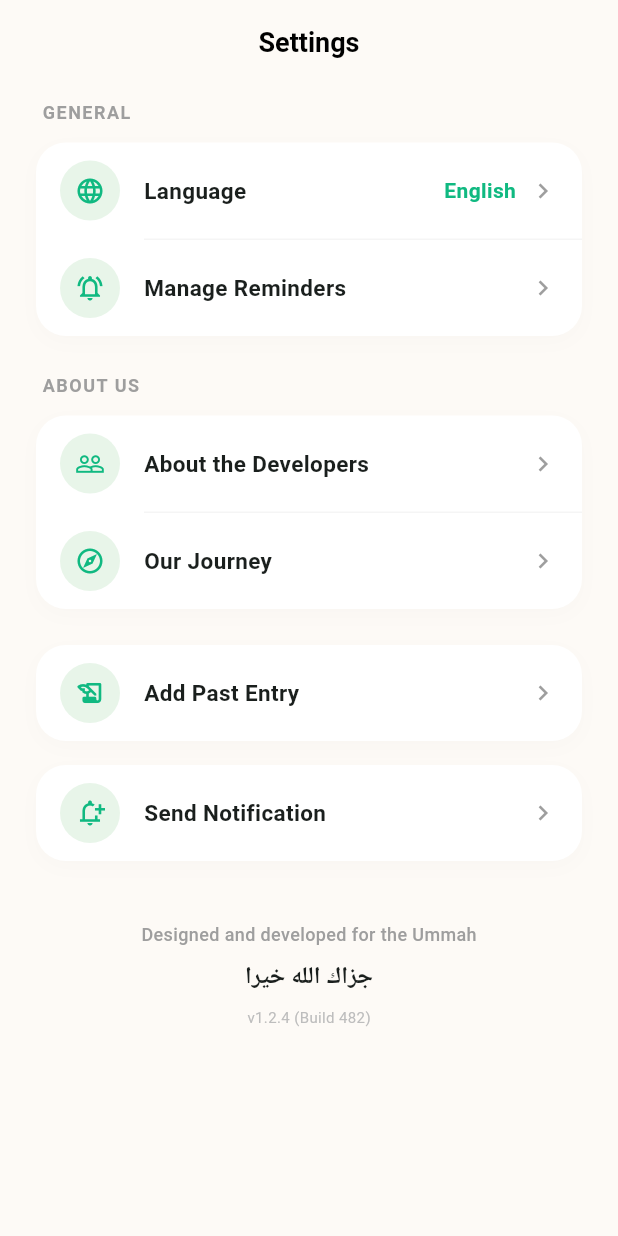
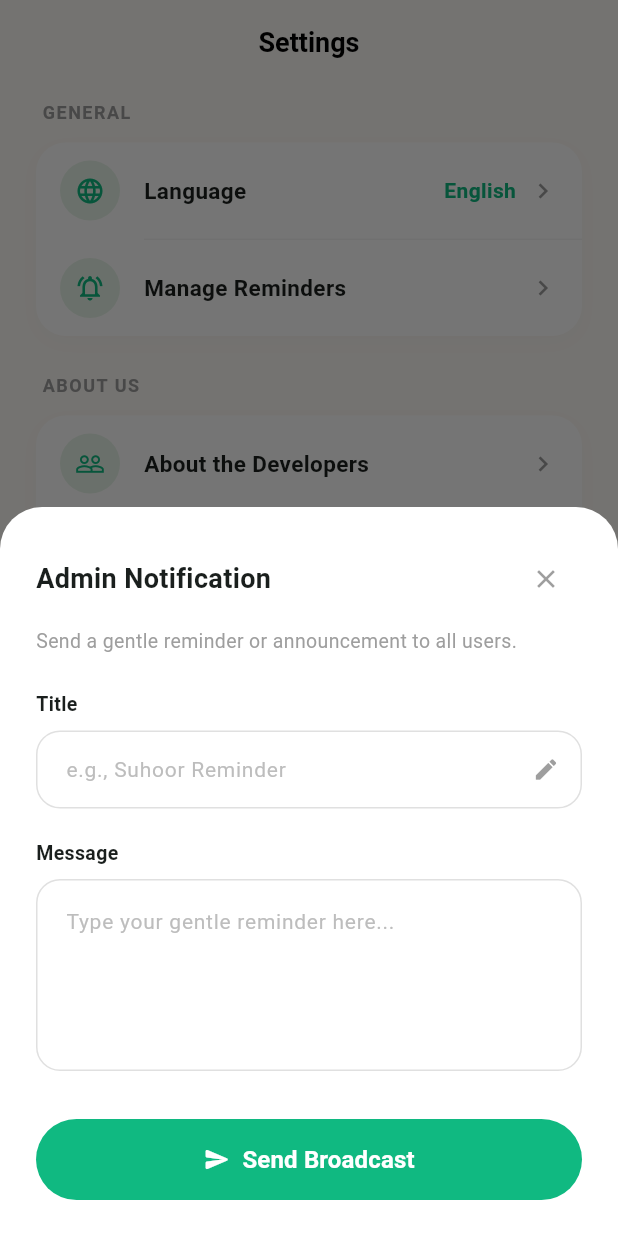
Before and after one commit to AbdulKadir-22/Ramazaan-Amaal, a Flutter app: the SettingsScreen screen opened directly, after a tap on "Send Notification", on a phone screen of 412 x 824 dp. Run offline on Flutter 3.47's test engine with Material 3 defaults, Android fonts, the phone set to English and light mode, and no system bars; our stand-ins replace flutter_local_notifications, flutter_timezone, hive, hive_flutter, timezone; accounts and stored records are empty; Roboto replaces fonts that are missing (Arial).

Commit message:
added: Daily Reflection, setting modals, zikr data, salah data

```diff
--- a/lib/core/services/storage_service.dart
+++ b/lib/core/services/storage_service.dart
@@ -1,13 +1,18 @@
 import 'package:hive_flutter/hive_flutter.dart';
+
+import 'package:ramazaan_tracker/features/home/models/daily_record.dart';
 
 class StorageService {
   static const String _boxName = 'userBox';
+  static const String _dailyBoxName = 'dailyRecords';
   static const String _userNameKey = 'userName';
 
   // Initialize Hive (Call this in main.dart)
   static Future<void> init() async {
     await Hive.initFlutter();
+    Hive.registerAdapter(DailyRecordAdapter());
     await Hive.openBox(_boxName);
+    await Hive.openBox<DailyRecord>(_dailyBoxName);
   }
 
   // Get the opened box
@@ -25,4 +30,18 @@ class StorageService {
 
   // Check if user exists
   bool get hasUser => _box.containsKey(_userNameKey);
+
+  // Daily Records
+  Box<DailyRecord> get _dailyBox => Hive.box<DailyRecord>(_dailyBoxName);
+
+  DailyRecord? getDailyRecord(DateTime date) {
+    // Key format: YYYY-MM-DD
+    final key = date.toIso8601String().split('T')[0];
+    return _dailyBox.get(key);
+  }
+
+  Future<void> saveDailyRecord(DailyRecord record) async {
+    final key = record.date.toIso8601String().split('T')[0];
+    await _dailyBox.put(key, record);
+  }
 }
--- /dev/null
+++ b/lib/features/home/models/daily_record.dart
@@ -0,0 +1,67 @@
+import 'package:hive/hive.dart';
+
+part 'daily_record.g.dart';
+
+@HiveType(typeId: 0)
+class DailyRecord extends HiveObject {
+  @HiveField(0)
+  final DateTime date;
+
+  @HiveField(1)
+  final Map<String, bool> salah;
+
+  @HiveField(2)
+  final Map<String, bool> extraSalah;
+
+  @HiveField(3)
+  bool suhoorNiyat;
+
+  @HiveField(4)
+  int tilawatPages;
+
+  @HiveField(6)
+  final Map<String, bool> selfReflection;
+
+  DailyRecord({
+    required this.date,
+    required this.salah,
+    required this.extraSalah,
+    this.suhoorNiyat = false,
+    this.tilawatPages = 0,
+    Map<String, bool>? selfReflection,
+  }) : selfReflection = selfReflection ?? {
+          'Avoided Lying': false,
+          'Avoided Backbiting': false,
+          'Lowered Gaze': false,
+          'Avoided Argument': false,
+          'Controlled Negative Thoughts': false,
+        };
+
+  // Factory to create an empty record for a formatted date string
+  factory DailyRecord.empty(DateTime date) {
+    return DailyRecord(
+      date: date,
+      salah: {
+        'Fajr': false,
+        'Dhuhr': false,
+        'Asr': false,
+        'Maghrib': false,
+        'Isha': false,
+        'Taraweeh': false,
+      },
+      extraSalah: {
+        'Tahajjud': false,
+        'Ishraq': false,
+        'Chasht': false,
+        'Awwabin': false,
+      },
+      selfReflection: {
+        'Avoided Lying': false,
+        'Avoided Backbiting': false,
+        'Lowered Gaze': false,
+        'Avoided Argument': false,
+        'Controlled Negative Thoughts': false,
+      },
+    );
+  }
+}
--- a/lib/features/home/providers/daily_progress_provider.dart
+++ b/lib/features/home/providers/daily_progress_provider.dart
@@ -1,36 +1,62 @@
 import 'package:flutter/material.dart';
-import 'package:hive_flutter/hive_flutter.dart';
+import 'package:ramazaan_tracker/core/services/storage_service.dart';
+import 'package:ramazaan_tracker/features/home/models/daily_record.dart';
 
 class DailyProgressProvider extends ChangeNotifier {
-  final Box _box = Hive.box('userBox'); // Using the box opened in main.dart
+  final StorageService _storage = StorageService();
+  late DailyRecord _todayRecord;
 
-  // Helper to get today's key string (e.g., "2024-03-12")
-  String get _todayKey => DateTime.now().toIso8601String().split('T')[0];
+  // Initialize with empty to avoid null check issues before loading
+  DailyProgressProvider() {
+    _todayRecord = DailyRecord.empty(DateTime.now());
+  }
 
-  // --- Suhoor Niyat ---
-  bool get isSuhoorDone => _box.get('${_todayKey}_suhoor', defaultValue: false);
-
-  void toggleSuhoor() {
-    bool current = isSuhoorDone;
-    _box.put('${_todayKey}_suhoor', !current);
+  Future<void> loadDailyProgress() async {
+    final now = DateTime.now();
+    _todayRecord = _storage.getDailyRecord(now) ?? DailyRecord.empty(now);
     notifyListeners();
   }
 
+  // --- Suhoor Niyat ---
+  bool get isSuhoorDone => _todayRecord.suhoorNiyat;
+
+  void toggleSuhoor() {
+    _todayRecord.suhoorNiyat = !_todayRecord.suhoorNiyat;
+    _saveProgress();
+  }
+
   // --- Extra Salah (Tahajjud, Ishraq, etc.) ---
-  bool isExtraSalahDone(String name) => _box.get('${_todayKey}_extra_$name', defaultValue: false);
+  bool isExtraSalahDone(String name) => _todayRecord.extraSalah[name] ?? false;
 
   void toggleExtraSalah(String name) {
     bool current = isExtraSalahDone(name);
-    _box.put('${_todayKey}_extra_$name', !current);
-    notifyListeners();
+    _todayRecord.extraSalah[name] = !current;
+    _saveProgress();
   }
 
   // --- Main Salah ---
-  // Returns true if the "Complete for Today" button was pressed for this prayer
-  bool isSalahCompleted(String name) => _box.get('${_todayKey}_salah_$name', defaultValue: false);
+  bool isSalahCompleted(String name) => _todayRecord.salah[name] ?? false;
 
   void setSalahCompleted(String name, bool status) {
-    _box.put('${_todayKey}_salah_$name', status);
+    _todayRecord.salah[name] = status;
+    _saveProgress();
+  }
+
+  // --- Daily Reflection ---
+  bool isReflectionDone(String name) => _todayRecord.selfReflection[name] ?? false;
+
+  void toggleReflection(String name) {
+    bool current = isReflectionDone(name);
+    _todayRecord.selfReflection[name] = !current;
+    _saveProgress();
+  }
+
+  void _saveProgress() {
+    if (_todayRecord.isInBox) {
+      _todayRecord.save();
+    } else {
+      _storage.saveDailyRecord(_todayRecord);
+    }
     notifyListeners();
   }
 }
--- a/lib/features/settings/screens/settings_screen.dart
+++ b/lib/features/settings/screens/settings_screen.dart
@@ -2,6 +2,7 @@ import 'package:flutter/material.dart';
 import 'package:url_launcher/url_launcher.dart'; // Add this to pubspec.yaml if you want clickable links
 import 'manage_reminders_screen.dart';
 import 'add_past_entry_screen.dart';
+import '../widgets/admin_notification_sheet.dart';
 
 class SettingsScreen extends StatelessWidget {
   const SettingsScreen({super.key});
@@ -102,7 +103,10 @@ class SettingsScreen extends StatelessWidget {
                   icon: Icons.notification_add_outlined,
                   title: "Send Notification",
                   showDivider: false,
-                  onTap: () {}, // Debug notification logic
+                  onTap: () {
+                    // Calling the function from our new widget file
+                    showAdminNotificationModal(context);
+                  },
                 ),
               ),
               const SizedBox(height: 40),
@@ -112,7 +116,7 @@ class SettingsScreen extends StatelessWidget {
                   SizedBox(height: 8),
                   Text("جزاك الله خيرا", style: TextStyle(color: Color(0xFF1A1F1D), fontSize: 16, fontFamily: 'Arial', fontWeight: FontWeight.w600)),
                   SizedBox(height: 8),
-                  Text("v1.2.4 (Build 482)", style: TextStyle(color: Color(0xFFBDBDBD), fontSize: 10)),
+                  Text("v1.0.0 (Build 482)", style: TextStyle(color: Color(0xFFBDBDBD), fontSize: 10)),
                 ]),
               ),
               const SizedBox(height: 20),
--- /dev/null
+++ b/lib/features/settings/widgets/admin_notification_sheet.dart
@@ -0,0 +1,189 @@
+import 'package:flutter/material.dart';
+
+// Helper function to show the modal
+void showAdminNotificationModal(BuildContext context) {
+  showModalBottomSheet(
+    context: context,
+    isScrollControlled: true, // Needed for keyboard handling
+    backgroundColor: Colors.transparent,
+    builder: (context) => const AdminNotificationSheet(),
+  );
+}
+
+class AdminNotificationSheet extends StatefulWidget {
+  const AdminNotificationSheet({super.key});
+
+  @override
+  State<AdminNotificationSheet> createState() => _AdminNotificationSheetState();
+}
+
+class _AdminNotificationSheetState extends State<AdminNotificationSheet> {
+  // Controllers to capture text for Firebase later
+  final TextEditingController _titleController = TextEditingController();
+  final TextEditingController _messageController = TextEditingController();
+
+  @override
+  void dispose() {
+    _titleController.dispose();
+    _messageController.dispose();
+    super.dispose();
+  }
+
+  @override
+  Widget build(BuildContext context) {
+    // Handle keyboard padding so the modal moves up
+    final bottomPadding = MediaQuery.of(context).viewInsets.bottom;
+
+    return Container(
+      padding: EdgeInsets.only(
+        left: 24,
+        right: 24,
+        top: 24,
+        bottom: bottomPadding + 24
+      ),
+      decoration: const BoxDecoration(
+        color: Colors.white,
+        borderRadius: BorderRadius.vertical(top: Radius.circular(28)),
+      ),
+      child: Column(
+        mainAxisSize: MainAxisSize.min,
+        crossAxisAlignment: CrossAxisAlignment.start,
+        children: [
+          // 1. Header (Title + Close Icon)
+          Row(
+            mainAxisAlignment: MainAxisAlignment.spaceBetween,
+            children: [
+              const Text(
+                "Admin Notification",
+                style: TextStyle(
+                  fontSize: 18,
+                  fontWeight: FontWeight.w700,
+                  color: Color(0xFF1A1F1D),
+                ),
+              ),
+              IconButton(
+                icon: const Icon(Icons.close, color: Colors.grey, size: 20),
+                onPressed: () => Navigator.pop(context),
+                padding: EdgeInsets.zero,
+                constraints: const BoxConstraints(),
+              ),
+            ],
+          ),
+
+          const SizedBox(height: 8),
+
+          // 2. Subtitle Description
+          const Text(
+            "Send a gentle reminder or announcement to all users.",
+            style: TextStyle(
+              fontSize: 13,
+              color: Colors.grey,
+              height: 1.4,
+            ),
+          ),
+
+          const SizedBox(height: 24),
+
+          // 3. Title Input
+          const Text(
+            "Title",
+            style: TextStyle(
+              fontSize: 13,
+              fontWeight: FontWeight.w600,
+              color: Color(0xFF1A1F1D),
+            ),
+          ),
+          const SizedBox(height: 8),
+          TextField(
+            controller: _titleController,
+            decoration: InputDecoration(
+              hintText: "e.g., Suhoor Reminder",
+              hintStyle: TextStyle(color: Colors.grey.shade400, fontSize: 14),
+              contentPadding: const EdgeInsets.symmetric(horizontal: 16, vertical: 14),
+              suffixIcon: const Icon(Icons.edit, size: 18, color: Colors.grey),
+              enabledBorder: OutlineInputBorder(
+                borderRadius: BorderRadius.circular(16),
+                borderSide: BorderSide(color: Colors.grey.shade300),
+              ),
+              focusedBorder: OutlineInputBorder(
+                borderRadius: BorderRadius.circular(16),
+                borderSide: const BorderSide(color: Color(0xFF10B981)),
+              ),
+            ),
+          ),
+
+          const SizedBox(height: 20),
+
+          // 4. Message Input (Multiline)
+          const Text(
+            "Message",
+            style: TextStyle(
+              fontSize: 13,
+              fontWeight: FontWeight.w600,
+              color: Color(0xFF1A1F1D),
+            ),
+          ),
+          const SizedBox(height: 8),
+          TextField(
+            controller: _messageController,
+            maxLines: 4,
+            decoration: InputDecoration(
+              hintText: "Type your gentle reminder here...",
+              hintStyle: TextStyle(color: Colors.grey.shade400, fontSize: 14),
+              contentPadding: const EdgeInsets.all(16),
+              enabledBorder: OutlineInputBorder(
+                borderRadius: BorderRadius.circular(16),
+                borderSide: BorderSide(color: Colors.grey.shade300),
+              ),
+              focusedBorder: OutlineInputBorder(
+                borderRadius: BorderRadius.circular(16),
+                borderSide: const BorderSide(color: Color(0xFF10B981)),
+              ),
+            ),
+          ),
+
+          const SizedBox(height: 32),
+
+          // 5. Send Broadcast Button
+          SizedBox(
+            width: double.infinity,
+            height: 54,
+            child: ElevatedButton(
+              onPressed: () {
+                // TODO: Integrate Firebase Function here
+                // String title = _titleController.text;
+                // String body = _messageController.text;
+                // sendNotificationToAll(title, body);
+
+                print("Broadcasting: ${_titleController.text}"); // Debug print
+                Navigator.pop(context);
+              },
+              style: ElevatedButton.styleFrom(
+                backgroundColor: const Color(0xFF10B981), // Mint Green
+                foregroundColor: Colors.white,
+                shape: RoundedRectangleBorder(
+                  borderRadius: BorderRadius.circular(30),
+                ),
+                elevation: 0,
+              ),
+              child: Row(
+                mainAxisAlignment: MainAxisAlignment.center,
+                children: const [
+                  Icon(Icons.send_rounded, size: 18),
+                  SizedBox(width: 8),
+                  Text(
+                    "Send Broadcast",
+                    style: TextStyle(
+                      fontSize: 16,
+                      fontWeight: FontWeight.w700,
+                    ),
+                  ),
+                ],
+              ),
+            ),
+          ),
+        ],
+      ),
+    );
+  }
+}
--- a/pubspec.yaml
+++ b/pubspec.yaml
@@ -24,6 +24,7 @@ dependencies:
   timezone: ^0.9.4
   intl: ^0.20.2
   url_launcher: ^6.3.2
+  flutter_timezone: ^5.0.1
 
 dev_dependencies:
   flutter_test:
```
Also changed, not shown: lib/core/services/notification_service.dart (+39 -1 lines), lib/features/home/screens/home_screen.dart (+60 -2 lines), lib/main.dart (+14 -3 lines), lib/features/home/models/daily_record.g.dart (added), pubspec.lock, 6 other files.
